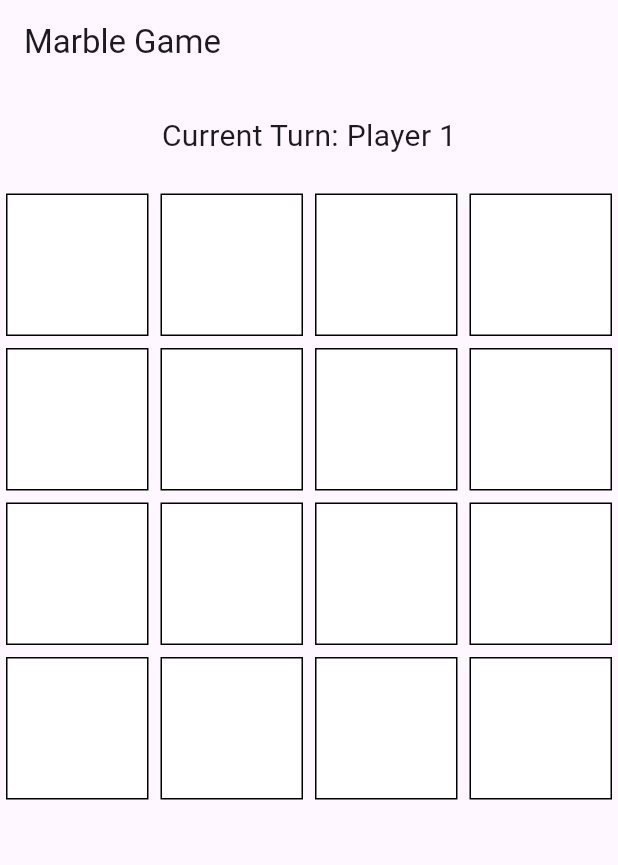
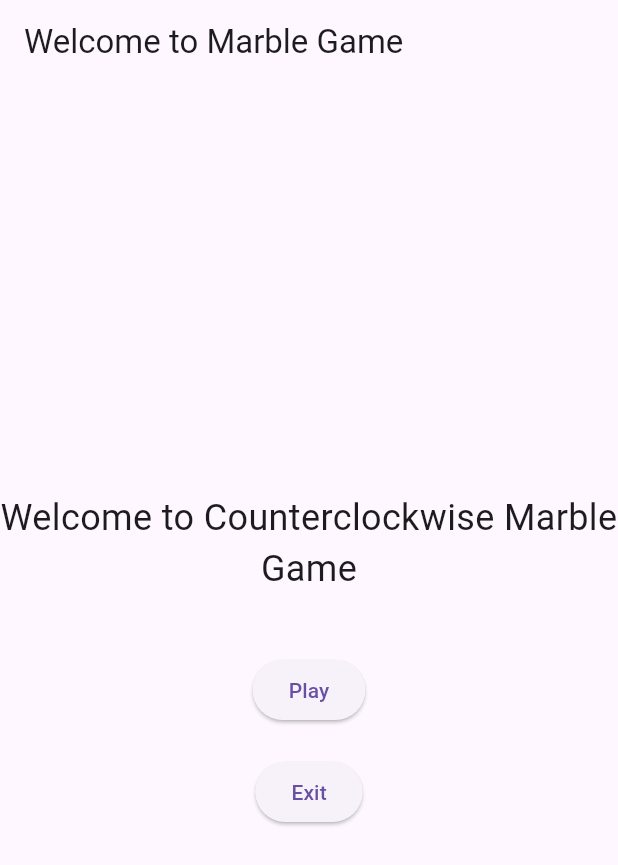
Before and after one commit to gauransh18/GRIDLOCK, a Flutter app: the screen it shows after launch, on a phone screen of 412 x 824 dp. Shown: the top 865 px of the screen. Run offline on Flutter 3.47's test engine with Material 3 defaults, Android fonts, the phone set to English and light mode, and no system bars.

Commit message:
more structred

```diff
--- a/lib/main.dart
+++ b/lib/main.dart
@@ -1,4 +1,6 @@
 import 'package:flutter/material.dart';
+import 'package:gridlock/screens/game_page.dart';
+import 'package:gridlock/screens/welcome_screen.dart';
 import 'package:provider/provider.dart';
 import 'models/game.dart';
 import 'widgets/game_board.dart';
@@ -22,110 +24,11 @@ class MarbleGameApp extends StatelessWidget {
       theme: ThemeData(
         primarySwatch: Colors.blue,
       ),
-      home: const GamePage(title: 'Marble Game'),
+      initialRoute: '/',
+      routes: {
+        '/': (context) => const WelcomeScreen(),
+        '/game': (context) => const GamePage(title: 'Marble Game'),
+      },
     );
   }
 }
-
-class GamePage extends StatefulWidget {
-  final String title;
-
-  const GamePage({super.key, required this.title});
-
-  @override
-  State<GamePage> createState() => _GamePageState();
-}
-
-class _GamePageState extends State<GamePage> {
-  @override
-  void initState() {
-    super.initState();
-    WidgetsBinding.instance.addPostFrameCallback((_) {
-      final game = Provider.of<Game>(context, listen: false);
-      game.addListener(_gameListener);
-    });
-  }
-
-  @override
-  void dispose() {
-    final game = Provider.of<Game>(context, listen: false);
-    game.removeListener(_gameListener);
-    super.dispose();
-  }
-
-  void _gameListener() {
-    final game = Provider.of<Game>(context, listen: false);
-    if (game.isGameOver) {
-      if (game.winner != null) {
-        _showWinnerDialog(game.winner!);
-      } else {
-        _showDrawDialog();
-      }
-    }
-  }
-
-  void _showWinnerDialog(Player winner) {
-    showDialog(
-      context: context,
-      builder: (_) => AlertDialog(
-        title: Text('${winner == Player.Player1 ? "Player 1" : "Player 2"} Wins!'),
-        actions: [
-          TextButton(
-            onPressed: () {
-              Navigator.of(context).pop();
-              Provider.of<Game>(context, listen: false).resetGame();
-            },
-            child: const Text('Play Again'),
-          ),
-        ],
-      ),
-      barrierDismissible: false,
-    );
-  }
-
-  void _showDrawDialog() {
-    showDialog(
-      context: context,
-      builder: (_) => AlertDialog(
-        title: const Text('It\'s a Draw!'),
-        actions: [
-          TextButton(
-            onPressed: () {
-              Navigator.of(context).pop();
-              Provider.of<Game>(context, listen: false).resetGame();
-            },
-            child: const Text('Play Again'),
-          ),
-        ],
-      ),
-      barrierDismissible: false,
-    );
-  }
-
-  @override
-  Widget build(BuildContext context) {
-    final game = Provider.of<Game>(context);
-    String currentTurn =
-        game.currentPlayer == Player.Player1 ? "Player 1" : "Player 2";
-
-    return Scaffold(
-      appBar: AppBar(
-        title: Text(widget.title),
-      ),
-      body: Column(
-        children: [
-          const SizedBox(height: 20),
-          Text(
-            'Current Turn: $currentTurn',
-            style: const TextStyle(fontSize: 20),
-          ),
-          const SizedBox(height: 20),
-          const Expanded(
-            child: GameBoard(),
-          ),
-          const SizedBox(height: 20),
-        ],
-      ),
-    );
-  }
-}
--- /dev/null
+++ b/lib/screens/welcome_screen.dart
@@ -0,0 +1,43 @@
+import 'package:flutter/material.dart';
+import 'package:flutter/services.dart';
+
+class WelcomeScreen extends StatelessWidget {
+  const WelcomeScreen({Key? key}) : super(key: key);
+
+  void _exitGame() {
+    SystemNavigator.pop();
+  }
+
+  @override
+  Widget build(BuildContext context) {
+    return Scaffold(
+      appBar: AppBar(
+        title: const Text('Welcome to Marble Game'),
+      ),
+      body: Center(
+        child: Column(
+          mainAxisAlignment: MainAxisAlignment.center,
+          children: [
+            const Text(
+              'Welcome to Counterclockwise Marble Game',
+              style: TextStyle(fontSize: 24),
+              textAlign: TextAlign.center,
+            ),
+            const SizedBox(height: 40),
+            ElevatedButton(
+              onPressed: () {
+                Navigator.pushNamed(context, '/game');
+              },
+              child: const Text('Play'),
+            ),
+            const SizedBox(height: 20),
+            ElevatedButton(
+              onPressed: _exitGame,
+              child: const Text('Exit'),
+            ),
+          ],
+        ),
+      ),
+    );
+  }
+}
```
Also changed, not shown: lib/screens/game_page.dart (added, +108 -0 lines).
